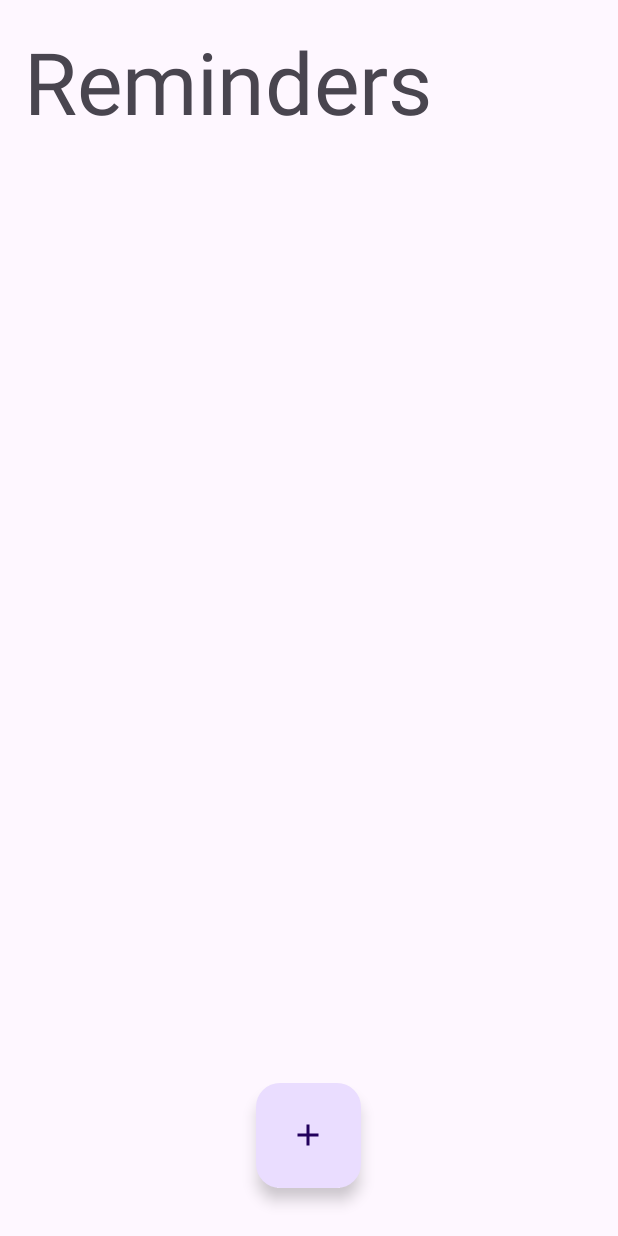
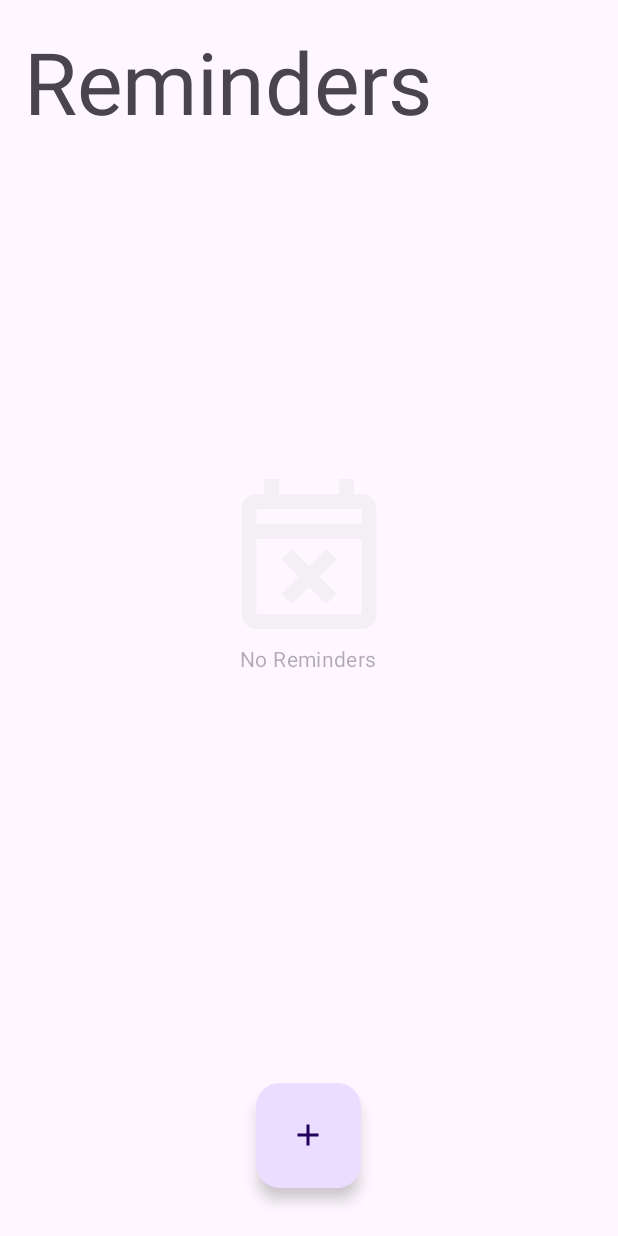
Before and after one commit to Pascal1414/Reminder-App, an Android app: the screen it shows after launch (MainActivity), on a phone screen of 412 x 824 dp. Run offline under Robolectric (Android 15) with nearby library versions, the phone set to English and light mode, and no system bars; our stand-ins replace Room's generated code.

Commit message:
Update OverviewFragment

```diff
--- a/app/src/main/java/com/pascalrieder/todotracker/fragment/OverviewFragment.kt
+++ b/app/src/main/java/com/pascalrieder/todotracker/fragment/OverviewFragment.kt
@@ -2,6 +2,7 @@ package com.pascalrieder.todotracker.fragment
 
 import android.os.Bundle
 import android.view.View
+import android.widget.LinearLayout
 import androidx.fragment.app.Fragment
 import androidx.lifecycle.lifecycleScope
 import androidx.recyclerview.widget.LinearLayoutManager
@@ -22,6 +23,7 @@ import java.time.LocalDateTime
 class OverviewFragment : Fragment(R.layout.fragment_overview) {
 
     private var recyclerView: RecyclerView? = null
+    private var noRemindersLinearLayout: LinearLayout? = null
 
     private lateinit var db: AppDatabase
     private lateinit var reminderDao: ReminderDao
@@ -35,6 +37,7 @@ class OverviewFragment : Fragment(R.layout.fragment_overview) {
 
         // Initialize the Views
         recyclerView = view.findViewById(R.id.reminderRecyclerView)
+        noRemindersLinearLayout = view.findViewById(R.id.no_reminders)
 
         // Initialize the database and DAOs
         db = AppDatabase.getInstance(requireContext()).also {
@@ -42,19 +45,30 @@ class OverviewFragment : Fragment(R.layout.fragment_overview) {
             reminderCheckDao = it.reminderCheckDao()
         }
 
-        loadReminders()
+        lifecycleScope.launch {
+            loadReminders()
 
-        scheduleNotifications()
+            scheduleNotifications()
+        }
     }
 
-    private fun loadReminders() = lifecycleScope.launch {
+    private fun updateNoRemindersVisibility() {
+        if (reminders.isEmpty()) {
+            noRemindersLinearLayout?.visibility = View.VISIBLE
+            recyclerView?.visibility = View.GONE
+        }
+    }
+
+    private suspend fun loadReminders() {
         reminders = reminderDao.getAll().toReminders().toMutableList()
 
         recyclerView?.layoutManager = LinearLayoutManager(requireContext())
         recyclerView?.adapter = ReminderAdapter(reminders, ::onDeleteClick, ::onDoneClick)
+
+        updateNoRemindersVisibility()
     }
 
-    private fun scheduleNotifications() = lifecycleScope.launch {
+    private suspend fun scheduleNotifications() {
         reminders.forEach { reminder ->
             NotificationHandler().scheduleNotification(requireContext(), reminder.id, reminder)
         }
@@ -101,5 +115,7 @@ class OverviewFragment : Fragment(R.layout.fragment_overview) {
             reminders.removeAt(index)
             recyclerView?.adapter?.notifyItemRemoved(index)
         }
+
+        updateNoRemindersVisibility()
     }
 }
--- /dev/null
+++ b/app/src/main/res/drawable/ic_edit_calendar.xml
@@ -0,0 +1,9 @@
+<vector xmlns:android="http://schemas.android.com/apk/res/android"
+    android:width="24dp"
+    android:height="24dp"
+    android:viewportWidth="960"
+    android:viewportHeight="960">
+  <path
+      android:pathData="M200,880q-33,0 -56.5,-23.5T120,800v-560q0,-33 23.5,-56.5T200,160h40v-80h80v80h320v-80h80v80h40q33,0 56.5,23.5T840,240v200h-80v-40L200,400v400h280v80L200,880ZM200,320h560v-80L200,240v80ZM200,320v-80,80ZM560,880v-123l221,-220q9,-9 20,-13t22,-4q12,0 23,4.5t20,13.5l37,37q8,9 12.5,20t4.5,22q0,11 -4,22.5T903,660L683,880L560,880ZM860,617 L823,580 860,617ZM620,820h38l121,-122 -18,-19 -19,-18 -122,121v38ZM761,679 L742,661 779,698 761,679Z"
+      android:fillColor="#e3e3e3"/>
+</vector>
--- /dev/null
+++ b/app/src/main/res/drawable/ic_event_busy.xml
@@ -0,0 +1,9 @@
+<vector xmlns:android="http://schemas.android.com/apk/res/android"
+    android:width="24dp"
+    android:height="24dp"
+    android:viewportWidth="960"
+    android:viewportHeight="960">
+  <path
+      android:pathData="m388,748 l-56,-56 92,-92 -92,-92 56,-56 92,92 92,-92 56,56 -92,92 92,92 -56,56 -92,-92 -92,92ZM200,880q-33,0 -56.5,-23.5T120,800v-560q0,-33 23.5,-56.5T200,160h40v-80h80v80h320v-80h80v80h40q33,0 56.5,23.5T840,240v560q0,33 -23.5,56.5T760,880L200,880ZM200,800h560v-400L200,400v400ZM200,320h560v-80L200,240v80ZM200,320v-80,80Z"
+      android:fillColor="#e3e3e3"/>
+</vector>
--- a/app/src/main/res/layout/fragment_overview.xml
+++ b/app/src/main/res/layout/fragment_overview.xml
@@ -1,15 +1,40 @@
 <?xml version="1.0" encoding="utf-8"?>
-<LinearLayout xmlns:android="http://schemas.android.com/apk/res/android"
+<RelativeLayout xmlns:android="http://schemas.android.com/apk/res/android"
     xmlns:app="http://schemas.android.com/apk/res-auto"
     xmlns:tools="http://schemas.android.com/tools"
     android:layout_width="match_parent"
     android:layout_height="match_parent"
-    android:orientation="vertical"
     tools:context=".fragment.OverviewFragment">
 
     <androidx.recyclerview.widget.RecyclerView
         android:id="@+id/reminderRecyclerView"
         android:layout_width="match_parent"
-        android:layout_height="match_parent" />
+        android:layout_height="match_parent"
+        android:gravity="center" />
 
-</LinearLayout>
+    <LinearLayout
+        android:id="@+id/no_reminders"
+        android:layout_width="match_parent"
+        android:layout_height="match_parent"
+        android:gravity="center"
+        android:orientation="vertical"
+        android:visibility="gone"
+        android:layout_marginBottom="190dp">
+
+        <ImageView
+            android:layout_width="120dp"
+            android:layout_height="120dp"
+            android:alpha="0.35"
+            android:contentDescription="Icon create reminder"
+            android:src="@drawable/ic_event_busy" />
+
+        <TextView
+            style="?textAppearanceBodyMedium"
+            android:layout_width="wrap_content"
+            android:layout_height="wrap_content"
+            android:alpha="0.35"
+            android:text="No Reminders" />
+
+    </LinearLayout>
+
+</RelativeLayout>
```
